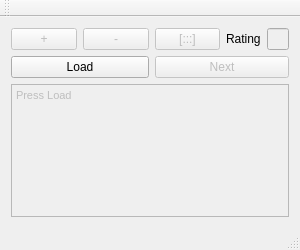
The window that 2/8/2/bash.ui (Zhibarev/Hw) describes before a commit, drawn with Qt 5.
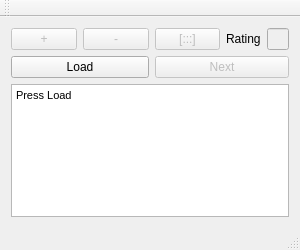
The same window after the commit.

The edit to the form file:
```diff
--- a/2/8/2/bash.ui
+++ b/2/8/2/bash.ui
@@ -90,7 +90,7 @@
     <item row="4" column="0" colspan="5">
      <widget class="QTextEdit" name="quote">
       <property name="enabled">
-       <bool>false</bool>
+       <bool>true</bool>
       </property>
       <property name="html">
        <string>&lt;!DOCTYPE HTML PUBLIC &quot;-//W3C//DTD HTML 4.0//EN&quot; &quot;http://www.w3.org/TR/REC-html40/strict.dtd&quot;&gt;
```
